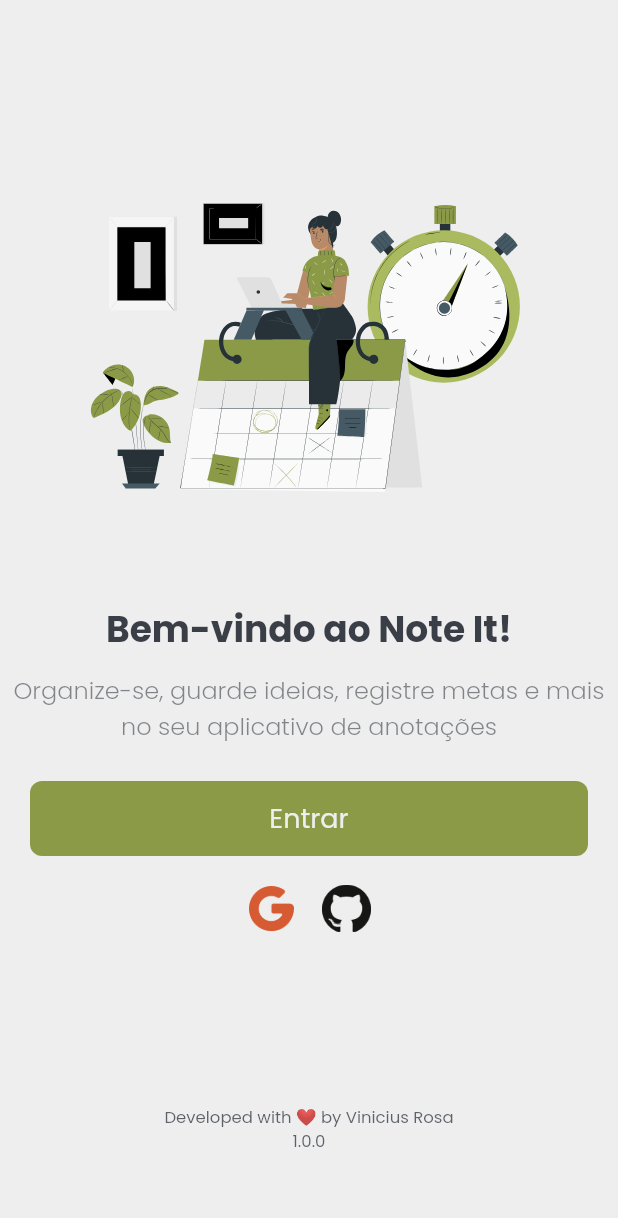
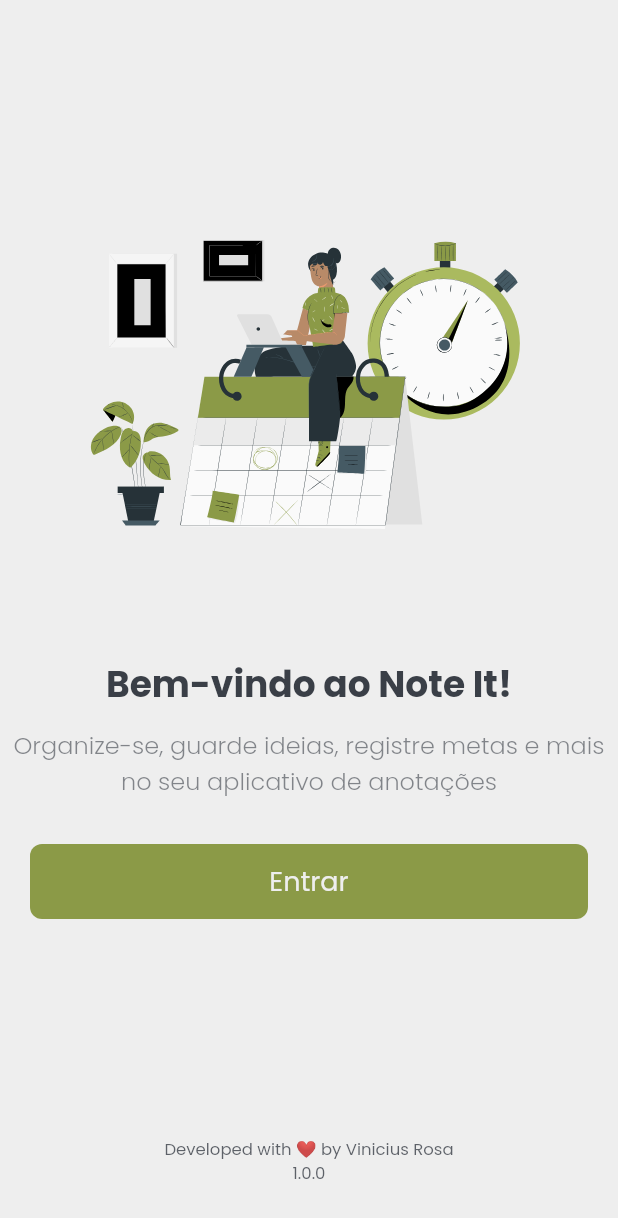
Before and after one commit to oviniciusrosa/note_it, a Flutter app: the screen it shows after launch, on a phone screen of 412 x 824 dp. Shown: the top 1218 px of the screen. Run offline on Flutter 3.47's test engine with Material 2 defaults, Android fonts, the phone set to English and light mode, and no system bars; our stand-ins replace dio, drift, google_fonts, lottie; accounts and stored records are empty; generated files the repository leaves out were written again.

Commit message:
general refactor

```diff
--- a/lib/common/viewmodel/create_note_viewmodel.dart
+++ b/lib/common/viewmodel/create_note_viewmodel.dart
@@ -63,6 +63,7 @@ class CreateNoteViewModel {
     var confirmationDialog = ConfirmationDialog(context);
 
     confirmationDialog.show(
+      text: "Ao sair, essa anotação será descartada. Deseja continuar?",
       onConfirm: () => Navigator.pushReplacementNamed(context, '/home'),
       onDeny: () => navigateBack(),
     );
--- a/lib/common/views/welcome_screen.dart
+++ b/lib/common/views/welcome_screen.dart
@@ -18,20 +18,20 @@ class WelcomeScreen extends StatelessWidget {
         child: Center(
           child: Column(
             children: [
-              const Spacer(flex: 2),
+              const Spacer(flex: 4),
               Lottie.asset(
                 'assets/lottie/welcome_animation.json',
                 width: imageWidth,
               ),
-              const Spacer(),
+              const Spacer(flex: 2),
               _title("Bem-vindo ao Note It!"),
               const SizedBox(height: 10),
               _subtitle("Organize-se, guarde ideias, registre metas e mais no seu aplicativo de anotações"),
-              const SizedBox(height: 15),
+              const SizedBox(height: 20),
               _defaultAccessButton(),
-              const SizedBox(height: 5),
-              _oAuthAccessButton(),
-              const Spacer(flex: 2),
+              // const SizedBox(height: 5),
+              // _oAuthAccessButton(),
+              const Spacer(flex: 4),
               _appInfoText("Developed with ❤️ by Vinicius Rosa"),
               _appInfoText("1.0.0"),
               const Spacer(flex: 1),
```
Also changed, not shown: lib/common/utils/dialogs.dart (+4 -4 lines), lib/common/viewmodel/home_viewmodel.dart (+12 -0 lines), lib/common/views/home_screen.dart (+13 -1 lines).
